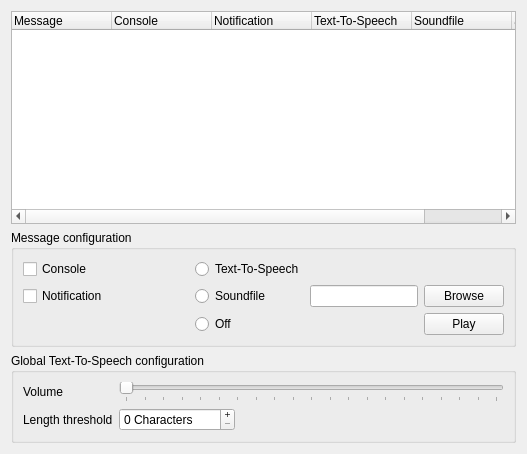
Before: the Qt Designer form src/mumble/Log.ui in mumble-voip/mumble, drawn with Qt 5.
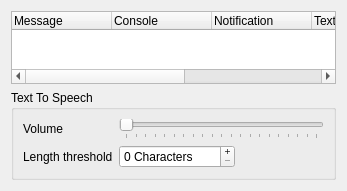
After: the same form once the commit is applied.

Commit message: Removed secondary option for eventsound configuration

What changed in the file:
```diff
--- a/src/mumble/Log.ui
+++ b/src/mumble/Log.ui
@@ -5,8 +5,8 @@
    <rect>
     <x>0</x>
     <y>0</y>
-    <width>527</width>
-    <height>454</height>
+    <width>347</width>
+    <height>191</height>
    </rect>
   </property>
   <property name="windowTitle" >
@@ -15,12 +15,6 @@
   <layout class="QVBoxLayout" >
    <item>
     <widget class="QTreeWidget" name="qtwMessages" >
-     <property name="sizePolicy" >
-      <sizepolicy vsizetype="Expanding" hsizetype="Expanding" >
-       <horstretch>0</horstretch>
-       <verstretch>0</verstretch>
-      </sizepolicy>
-     </property>
      <property name="alternatingRowColors" >
       <bool>true</bool>
      </property>
@@ -57,118 +51,15 @@
      </column>
      <column>
       <property name="text" >
-       <string>Soundfile path</string>
+       <string>Path</string>
       </property>
      </column>
     </widget>
    </item>
-   <item>
-    <widget class="QGroupBox" name="qgbMsgConfig" >
-     <property name="sizePolicy" >
-      <sizepolicy vsizetype="Maximum" hsizetype="Minimum" >
-       <horstretch>0</horstretch>
-       <verstretch>0</verstretch>
-      </sizepolicy>
-     </property>
-     <property name="title" >
-      <string>Message configuration</string>
-     </property>
-     <layout class="QGridLayout" name="gridLayout" >
-      <item row="4" column="0" >
-       <widget class="QCheckBox" name="qcbNotification" >
-        <property name="text" >
-         <string>Notification</string>
-        </property>
-       </widget>
-      </item>
-      <item row="0" column="0" >
-       <widget class="QCheckBox" name="qcbConsole" >
-        <property name="text" >
-         <string>Console</string>
-        </property>
-       </widget>
-      </item>
-      <item row="4" column="3" >
-       <widget class="QLineEdit" name="qlePath" />
-      </item>
-      <item row="5" column="2" >
-       <widget class="QRadioButton" name="qrbOff" >
-        <property name="text" >
-         <string>Off</string>
-        </property>
-       </widget>
-      </item>
-      <item row="4" column="2" >
-       <widget class="QRadioButton" name="qrbSoundfile" >
-        <property name="text" >
-         <string>Soundfile</string>
-        </property>
-       </widget>
-      </item>
-      <item row="4" column="4" >
-       <widget class="QPushButton" name="qpbBrowse" >
-        <property name="text" >
-         <string>Browse</string>
-        </property>
-       </widget>
-      </item>
-      <item row="0" column="1" >
-       <spacer name="spacer_2" >
-        <property name="orientation" >
-         <enum>Qt::Horizontal</enum>
-        </property>
-        <property name="sizeHint" stdset="0" >
-         <size>
-          <width>40</width>
-          <height>20</height>
-         </size>
-        </property>
-       </spacer>
-      </item>
-      <item row="4" column="1" >
-       <spacer name="spacer" >
-        <property name="orientation" >
-         <enum>Qt::Horizontal</enum>
-        </property>
-        <property name="sizeHint" stdset="0" >
-         <size>
-          <width>40</width>
-          <height>20</height>
-         </size>
-        </property>
-       </spacer>
-      </item>
-      <item row="0" column="2" >
-       <widget class="QRadioButton" name="qrbTTS" >
-        <property name="text" >
-         <string>Text-To-Speech</string>
-        </property>
-       </widget>
-      </item>
-      <item row="5" column="4" >
-       <widget class="QPushButton" name="qpbPlay" >
-        <property name="text" >
-         <string>Play</string>
-        </property>
-       </widget>
-      </item>
-     </layout>
-     <zorder>qcbNotification</zorder>
-     <zorder>qcbConsole</zorder>
-     <zorder>qlePath</zorder>
-     <zorder>qrbOff</zorder>
-     <zorder>qrbSoundfile</zorder>
-     <zorder>qpbBrowse</zorder>
-     <zorder>spacer_2</zorder>
-     <zorder>spacer</zorder>
-     <zorder>qrbTTS</zorder>
-     <zorder>qpbPlay</zorder>
-    </widget>
-   </item>
    <item>
     <widget class="QGroupBox" name="qgbTTS" >
      <property name="title" >
-      <string>Global Text-To-Speech configuration</string>
+      <string>Text To Speech</string>
      </property>
      <layout class="QGridLayout" >
       <item row="0" column="0" >
@@ -242,7 +133,7 @@
        </widget>
       </item>
       <item row="1" column="2" >
-       <spacer name="spacer_3" >
+       <spacer>
         <property name="orientation" >
          <enum>Qt::Horizontal</enum>
         </property>
```
Left out of the diff: 9 changed lines with no effect on the pictures. The commit also changes 2 other files.
